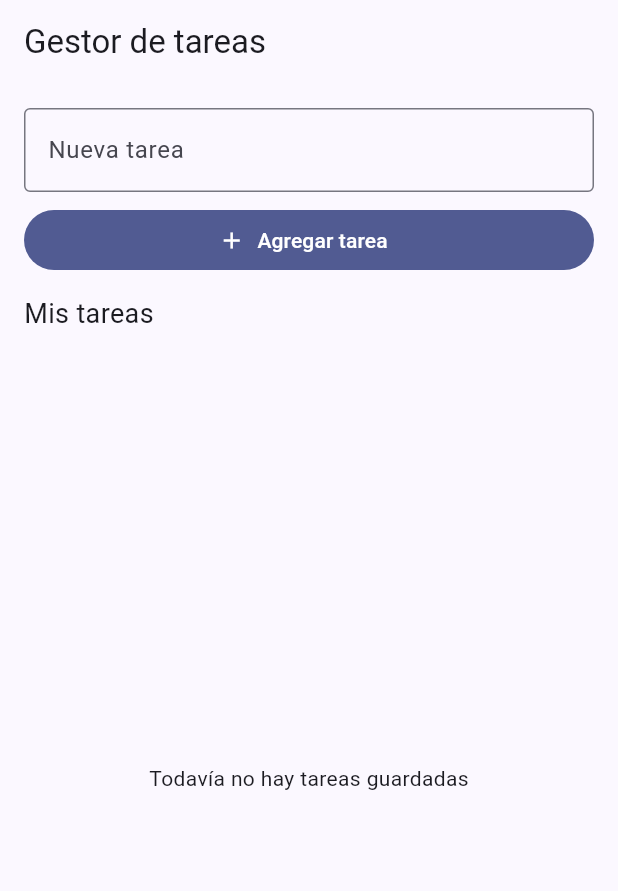
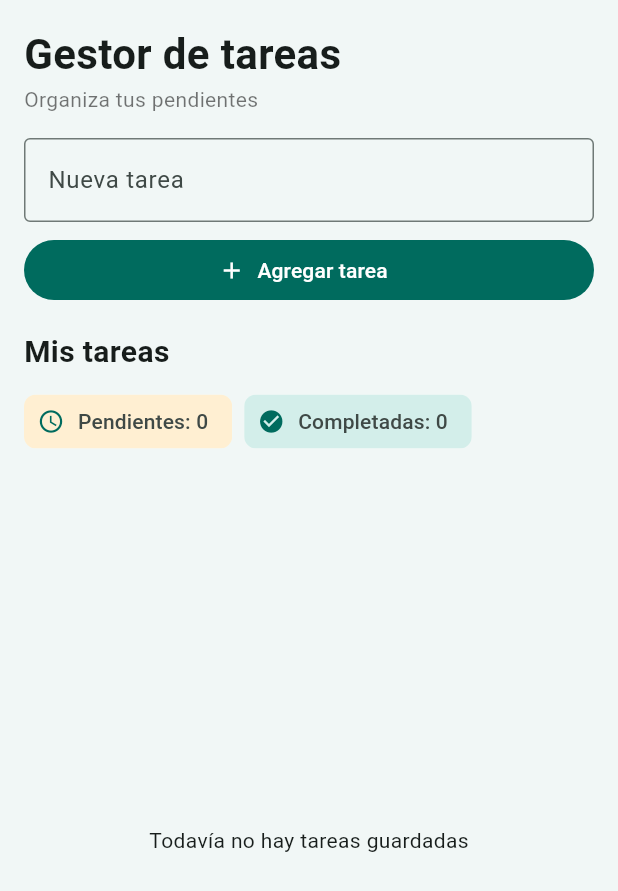
Before and after one commit to JoelNarvaez/sqlite, a Flutter app: the screen it shows after launch, on a phone screen of 412 x 824 dp. Shown: the top 891 px of the screen. Run offline on Flutter 3.47's test engine with Material 3 defaults, Android fonts, the phone set to English and light mode, and no system bars; our stand-ins replace drift, drift_flutter; accounts and stored records are empty; generated files the repository leaves out were written again.

Commit message:
version final, con errores y diseño corregidos

```diff
--- a/gestor_tareas_local/lib/main.dart
+++ b/gestor_tareas_local/lib/main.dart
@@ -20,7 +20,8 @@ class GestorTareasApp extends StatelessWidget {
       title: 'Gestor de tareas',
       debugShowCheckedModeBanner: false,
       theme: ThemeData(
-        colorScheme: ColorScheme.fromSeed(seedColor: Colors.indigo),
+        colorScheme: ColorScheme.fromSeed(seedColor: const Color(0xFF00796B)),
+        scaffoldBackgroundColor: const Color(0xFFF1F7F6),
         useMaterial3: true,
       ),
       home: TareasPage(baseDatos: baseDatos),
--- a/gestor_tareas_local/lib/screens/tareas_page.dart
+++ b/gestor_tareas_local/lib/screens/tareas_page.dart
@@ -80,19 +80,22 @@ class _TareasPageState extends State<TareasPage> {
 
   // Muestra un cuadro con el título actual y regresa el texto nuevo.
   Future<String?> _pedirNuevoTitulo(String tituloActual) async {
-    final TextEditingController controller = TextEditingController(
-      text: tituloActual,
-    );
+    // Se guarda lo que se escribe en una variable en lugar de usar un
+    // controller, porque el cuadro todavía se dibuja mientras se cierra.
+    String textoEscrito = tituloActual;
 
     final String? resultado = await showDialog<String>(
       context: context,
       builder: (context) {
         return AlertDialog(
           title: const Text('Editar tarea'),
-          content: TextField(
-            controller: controller,
+          content: TextFormField(
+            initialValue: tituloActual,
             autofocus: true,
             decoration: const InputDecoration(labelText: 'Título'),
+            onChanged: (valor) {
+              textoEscrito = valor;
+            },
           ),
           actions: [
             TextButton(
@@ -100,7 +103,7 @@ class _TareasPageState extends State<TareasPage> {
               child: const Text('Cancelar'),
             ),
             FilledButton(
-              onPressed: () => Navigator.pop(context, controller.text),
+              onPressed: () => Navigator.pop(context, textoEscrito),
               child: const Text('Guardar'),
             ),
           ],
@@ -108,7 +111,6 @@ class _TareasPageState extends State<TareasPage> {
       },
     );
 
-    controller.dispose();
     return resultado;
   }
 
@@ -128,16 +130,26 @@ class _TareasPageState extends State<TareasPage> {
   @override
   Widget build(BuildContext context) {
     return Scaffold(
-      appBar: AppBar(title: const Text('Gestor de tareas')),
-      body: Padding(
+      body: SafeArea(
+        child: Padding(
           padding: const EdgeInsets.all(16),
           child: Column(
             crossAxisAlignment: CrossAxisAlignment.stretch,
             children: [
+              const Text(
+                'Gestor de tareas',
+                style: TextStyle(fontSize: 28, fontWeight: FontWeight.bold),
+              ),
+              const Text(
+                'Organiza tus pendientes',
+                style: TextStyle(color: Colors.black54),
+              ),
+              const SizedBox(height: 16),
               TextField(
                 controller: _tituloController,
                 decoration: const InputDecoration(
                   labelText: 'Nueva tarea',
+                  hintText: '¿Qué necesitas hacer?',
                   border: OutlineInputBorder(),
                 ),
               ),
@@ -147,9 +159,7 @@ class _TareasPageState extends State<TareasPage> {
                 icon: const Icon(Icons.add),
                 label: const Text('Agregar tarea'),
               ),
-            const SizedBox(height: 12),
-            const Text('Mis tareas', style: TextStyle(fontSize: 18)),
-            const SizedBox(height: 8),
+              const SizedBox(height: 16),
               Expanded(
                 child: StreamBuilder<List<Tarea>>(
                   stream: _tareas,
@@ -164,10 +174,61 @@ class _TareasPageState extends State<TareasPage> {
                     }
 
                     final List<Tarea> tareas = snapshot.data!;
+
+                    // Cuenta cuántas tareas están completadas.
+                    int completadas = 0;
+                    for (Tarea tarea in tareas) {
+                      if (tarea.completada) {
+                        completadas++;
+                      }
+                    }
+                    final int pendientes = tareas.length - completadas;
+
+                    return Column(
+                      crossAxisAlignment: CrossAxisAlignment.stretch,
+                      children: [
+                        const Text(
+                          'Mis tareas',
+                          style: TextStyle(
+                            fontSize: 20,
+                            fontWeight: FontWeight.bold,
+                          ),
+                        ),
+                        const SizedBox(height: 8),
+                        Row(
+                          children: [
+                            Chip(
+                              avatar: const Icon(Icons.schedule, size: 18),
+                              label: Text('Pendientes: $pendientes'),
+                              backgroundColor: const Color(0xFFFFEFD2),
+                              side: BorderSide.none,
+                            ),
+                            const SizedBox(width: 8),
+                            Chip(
+                              avatar: const Icon(Icons.check_circle, size: 18),
+                              label: Text('Completadas: $completadas'),
+                              backgroundColor: const Color(0xFFD3EEEA),
+                              side: BorderSide.none,
+                            ),
+                          ],
+                        ),
+                        const SizedBox(height: 8),
+                        Expanded(child: _listaTareas(tareas)),
+                      ],
+                    );
+                  },
+                ),
+              ),
+            ],
+          ),
+        ),
+      ),
+    );
+  }
+
+  Widget _listaTareas(List<Tarea> tareas) {
     if (tareas.isEmpty) {
-                    return const Center(
-                      child: Text('Todavía no hay tareas guardadas'),
-                    );
+      return const Center(child: Text('Todavía no hay tareas guardadas'));
     }
 
     return ListView.builder(
@@ -175,6 +236,8 @@ class _TareasPageState extends State<TareasPage> {
       itemBuilder: (context, index) {
         final Tarea tarea = tareas[index];
         return Card(
+          color: Colors.white,
+          elevation: 0,
           child: ListTile(
             leading: Checkbox(
               value: tarea.completada,
@@ -184,8 +247,15 @@ class _TareasPageState extends State<TareasPage> {
                 }
               },
             ),
-                          title: Text(tarea.titulo),
-                          subtitle: Text('ID: ${tarea.id}'),
+            title: Text(
+              tarea.titulo,
+              style: TextStyle(
+                decoration: tarea.completada
+                    ? TextDecoration.lineThrough
+                    : TextDecoration.none,
+              ),
+            ),
+            subtitle: Text(tarea.completada ? 'Completada' : 'Pendiente'),
             trailing: Row(
               mainAxisSize: MainAxisSize.min,
               children: [
@@ -205,12 +275,5 @@ class _TareasPageState extends State<TareasPage> {
         );
       },
     );
-                },
-              ),
-            ),
-          ],
-        ),
-      ),
-    );
   }
 }
```
Also changed, not shown: 1 other file. Lines whose indentation alone changed are shown as unchanged.
